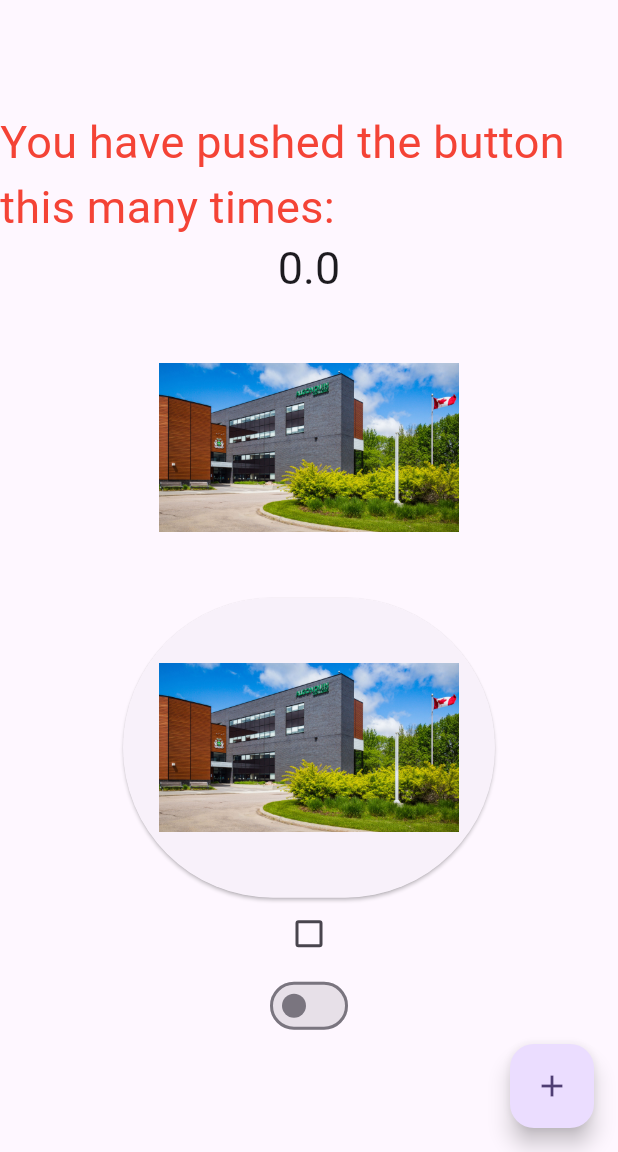
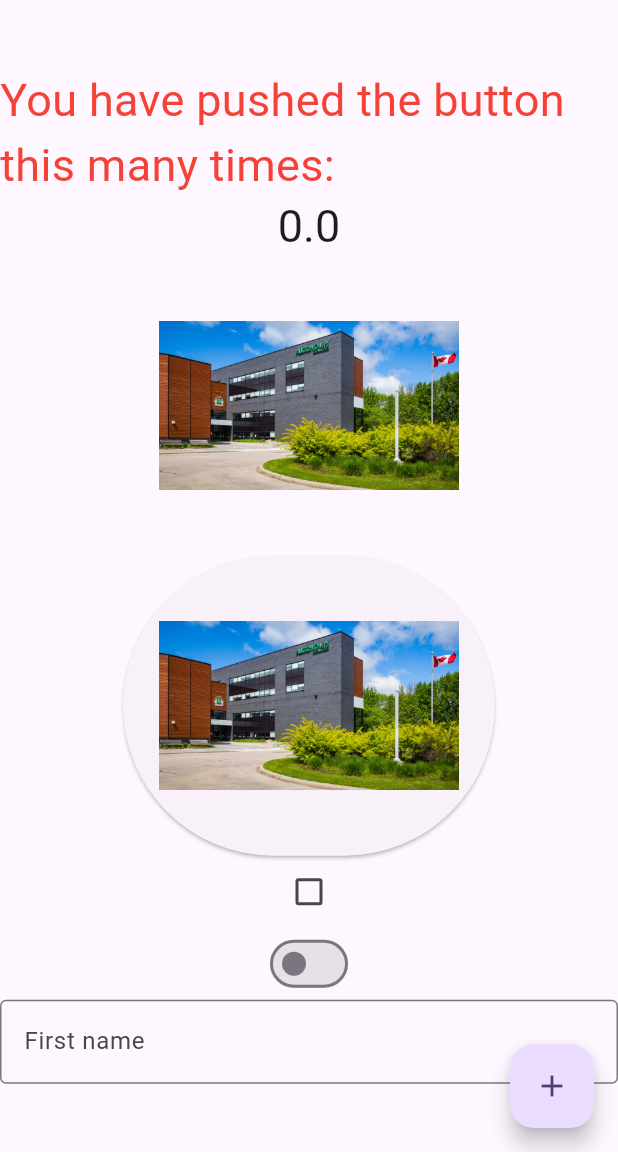
Before and after one commit to c-annabel/my_cst2335_labs, a Flutter app: the screen it shows after launch, on a phone screen of 412 x 824 dp, the part 84-1236 px from its top. Run offline on Flutter 3.47's test engine with Material 3 defaults, Android fonts, the phone set to English and light mode, and no system bars.

Commit message:
added a TextField

```diff
--- a/lib/main.dart
+++ b/lib/main.dart
@@ -34,6 +34,8 @@ class _MyHomePageState extends State<MyHomePage> {
   var myFontSize = 30.0;
   bool? isChecked = false;
   var isSwitched = false;
+  late TextEditingController _controller; // this is to read what is typed
+  late String name; // nothing yet, but not null
 
   void setNewValue(double value) {
     setState(() {
@@ -52,6 +54,18 @@ class _MyHomePageState extends State<MyHomePage> {
 
   void buttonClicked(){
 
+  }
+
+  @override
+  void initState() { // similar to onloaded= (in html)
+    super.initState();
+    _controller = TextEditingController(); //making _controller
+  }
+
+  @override
+  void dispose() {
+    _controller.dispose();
+    super.dispose(); //free the memory of what was typed
   }
 
   @override
@@ -97,6 +111,13 @@ class _MyHomePageState extends State<MyHomePage> {
                 });
               }
             }),
+            TextField(controller: _controller,
+                decoration: InputDecoration(
+                    hintText:"Type here",
+                    border: OutlineInputBorder(),
+                    labelText: "First name"
+                )
+            ),
           ],
         ),
       ),
```
